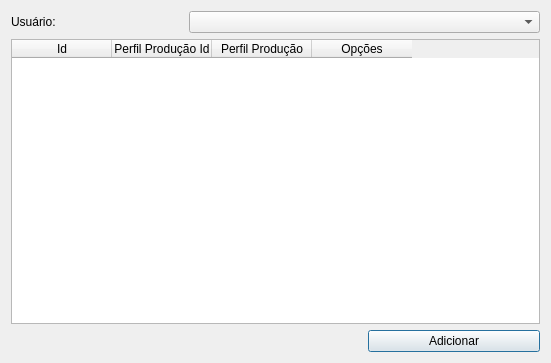
The window that uis/associateUserToProfiles.ui (dsgoficial/SAP_Gerente) describes before a commit, drawn with Qt 5.
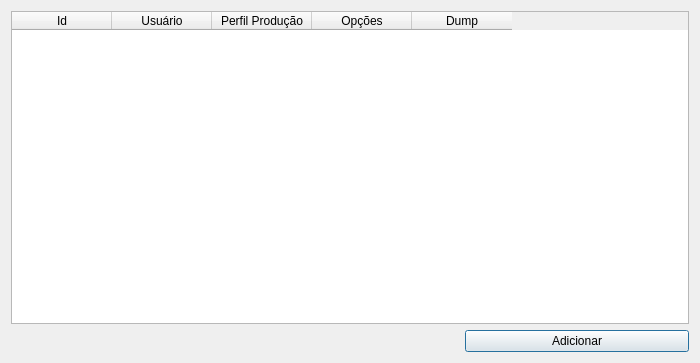
The same window after the commit.

```diff
--- a/uis/associateUserToProfiles.ui
+++ b/uis/associateUserToProfiles.ui
@@ -6,7 +6,7 @@
    <rect>
     <x>0</x>
     <y>0</y>
-    <width>551</width>
+    <width>700</width>
     <height>363</height>
    </rect>
   </property>
@@ -14,17 +14,14 @@
    <string>Dialog</string>
   </property>
   <layout class="QGridLayout" name="gridLayout">
-   <item row="0" column="0">
-    <widget class="QLabel" name="label">
+   <item row="1" column="2">
+    <widget class="QPushButton" name="addProfileBtn">
      <property name="text">
-      <string>Usuário:</string>
+      <string>Adicionar</string>
      </property>
     </widget>
    </item>
-   <item row="0" column="1" colspan="2">
-    <widget class="QComboBox" name="userCb"/>
-   </item>
-   <item row="1" column="0" colspan="3">
+   <item row="0" column="0" colspan="3">
     <widget class="QTableWidget" name="tableWidget">
      <column>
       <property name="text">
@@ -33,7 +30,7 @@
      </column>
      <column>
       <property name="text">
-       <string>Perfil Produção Id</string>
+       <string>Usuário</string>
       </property>
      </column>
      <column>
@@ -46,9 +43,14 @@
        <string>Opções</string>
       </property>
      </column>
+     <column>
+      <property name="text">
+       <string>Dump</string>
+      </property>
+     </column>
     </widget>
    </item>
-   <item row="2" column="0" colspan="2">
+   <item row="1" column="0" colspan="2">
     <spacer name="horizontalSpacer">
      <property name="orientation">
       <enum>Qt::Horizontal</enum>
@@ -61,13 +63,6 @@
      </property>
     </spacer>
    </item>
-   <item row="2" column="2">
-    <widget class="QPushButton" name="addProfileBtn">
-     <property name="text">
-      <string>Adicionar</string>
-     </property>
-    </widget>
-   </item>
   </layout>
  </widget>
  <resources/>
```
